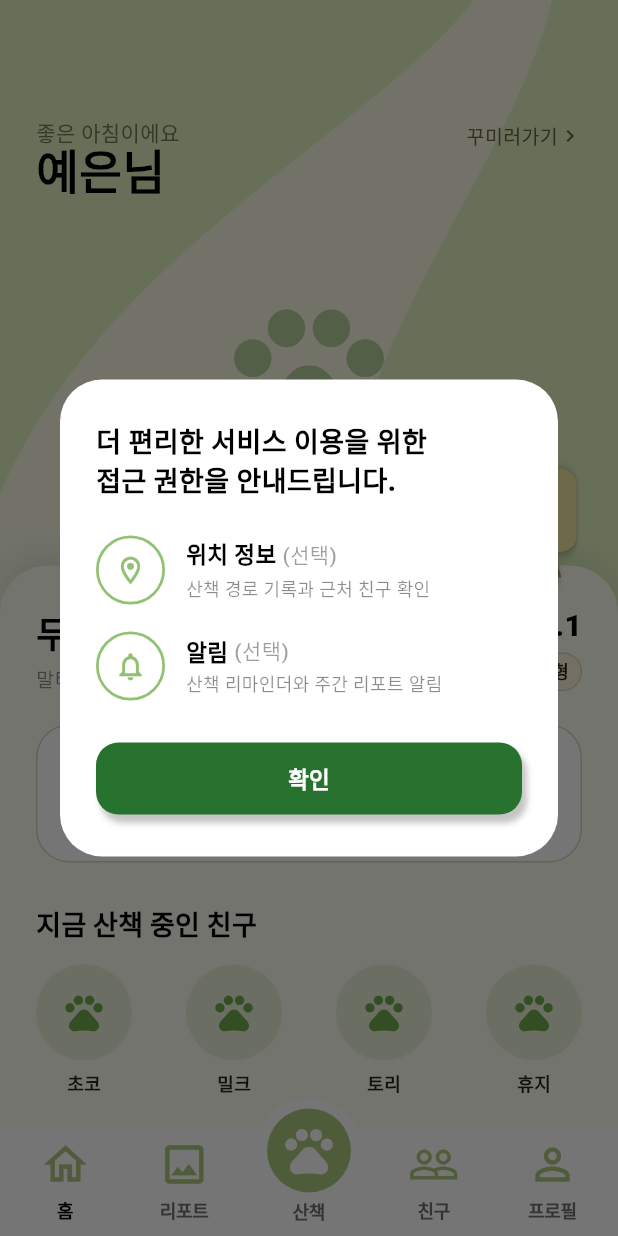
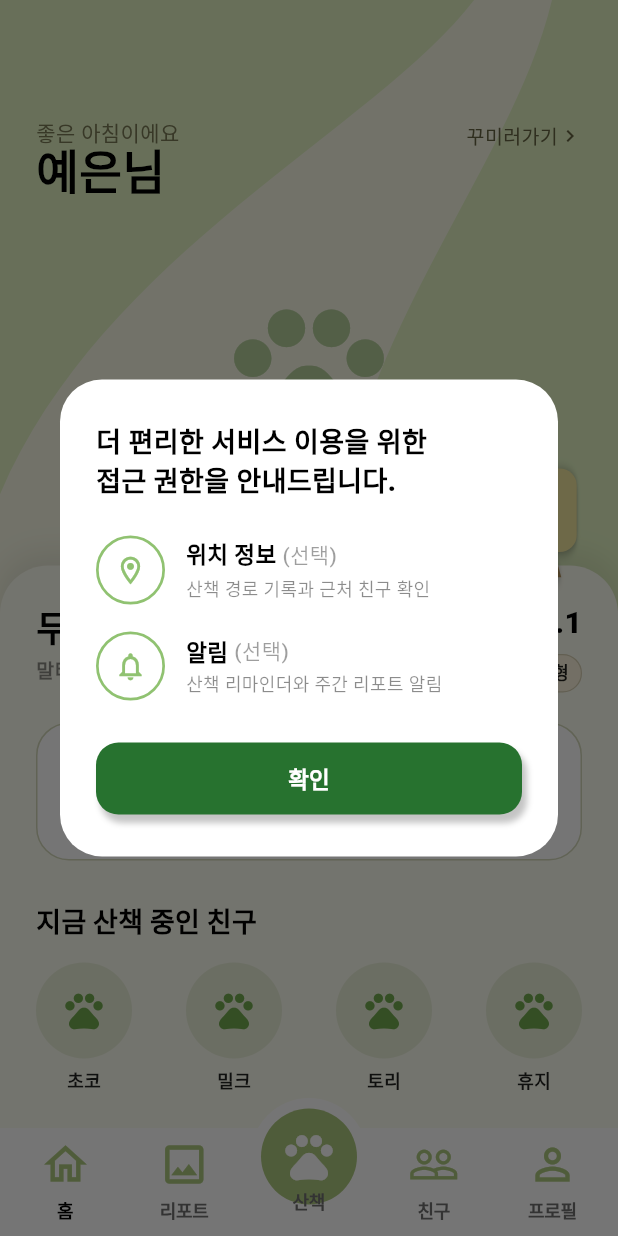
Before and after one commit to Hwaso-Potatoes/frontend, a Flutter app: the SignUpInfo3 screen opened directly with empty values, after a tap on "건너뛰기", on a phone screen of 412 x 824 dp. Run offline on Flutter 3.47's test engine with Material 3 defaults, Android fonts, the phone set to English and light mode, and no system bars; our stand-ins replace flutter_svg, google_fonts.

Commit message:
feat:소셜로그인 구현

```diff
--- a/walk_guide_frontend/lib/home.dart
+++ b/walk_guide_frontend/lib/home.dart
@@ -3,12 +3,13 @@ import 'package:flutter/material.dart';
 import 'package:flutter_svg/flutter_svg.dart';
 import 'package:google_fonts/google_fonts.dart';
 import 'widgets/custom_widgets.dart';
+import 'services/api_service.dart';
 
 const Color backgroundColor = Color(0xFFF8F9E5);
 const Color primaryGreen = Color(0xFF27722F);
 
 // -----------------------------------------------------------------------------
-// [백엔드 API 및 DB 스키마 매핑 모델]
+// [DB 스키마 매핑 모델]
 // -----------------------------------------------------------------------------
 
 class PetMissionItem {
@@ -99,7 +100,8 @@ class _HomeScreenState extends State<HomeScreen> {
   @override
   void initState() {
     super.initState();
-    _homeDataFuture = _fetchHomeData();
+    // 💡 ApiService에서 데이터 일원화하여 로드
+    _homeDataFuture = ApiService.getHomeDashboardData();
 
     if (widget.showPermissionDialog) {
       WidgetsBinding.instance.addPostFrameCallback((_) {
@@ -107,49 +109,6 @@ class _HomeScreenState extends State<HomeScreen> {
         _showPermissionDialog(context);
       });
     }
-  }
-
-  Future<HomeDashboardResponse> _fetchHomeData() async {
-    await Future.delayed(const Duration(milliseconds: 300));
-
-    return HomeDashboardResponse(
-      userName: '예은님',
-      petId: 1,
-      petName: '두부',
-      petBreed: '말티즈',
-      petAge: 2,
-      petLevel: 1,
-      petImageUrl: null,
-      petPersonalities: ['에너지형', '호기심형'],
-      targetDistance: 2.0,
-      currentDistance: 1.4,
-      walkingFriends: [
-        FriendDogDisplay(name: '초코'),
-        FriendDogDisplay(name: '밀크'),
-        FriendDogDisplay(name: '토리'),
-        FriendDogDisplay(name: '휴지'),
-      ],
-      dailyMissions: [
-        PetMissionItem(
-          id: 101,
-          missionId: 1,
-          title: '첫 산책 시작하기',
-          currentValue: 1,
-          requiredCount: 1,
-          rewardExperience: 10,
-          status: 'CLAIMED',
-        ),
-        PetMissionItem(
-          id: 102,
-          missionId: 2,
-          title: '새로운 친구 반려견 만나기',
-          currentValue: 0,
-          requiredCount: 2,
-          rewardExperience: 20,
-          status: 'IN_PROGRESS',
-        ),
-      ],
-    );
   }
 
   void _showPermissionDialog(BuildContext context) {
@@ -222,7 +181,7 @@ class _HomeScreenState extends State<HomeScreen> {
                               left: 24,
                               right: 24,
                               top: 24,
-                              bottom: 140,
+                              bottom: 140, // 💡 시트 스크롤 하단 색상 끊김 완전 방지
                             ),
                             child: Column(
                               crossAxisAlignment: CrossAxisAlignment.start,
@@ -249,7 +208,7 @@ class _HomeScreenState extends State<HomeScreen> {
                       ],
                     ),
 
-                    // 나무 이미지
+                    // 💡 피그마 시안 완벽 일치 나무 & 그림자
                     Positioned(
                       top: 270,
                       right: 20,
@@ -288,7 +247,7 @@ class _HomeScreenState extends State<HomeScreen> {
                 ),
               ),
 
-              // 하단 탭바
+              // 하단 고정 네비게이션 바
               Positioned(
                 left: 0,
                 right: 0,
@@ -302,6 +261,7 @@ class _HomeScreenState extends State<HomeScreen> {
     );
   }
 
+  // 상단 히어로 영역 (인사말 밀착 레이아웃)
   Widget _buildTopHeroSection(String userName, String? petImageUrl) {
     return SizedBox(
       width: double.infinity,
@@ -458,7 +418,6 @@ class _HomeScreenState extends State<HomeScreen> {
         Column(
           crossAxisAlignment: CrossAxisAlignment.start,
           children: [
-            const SizedBox(height: 4),
             Text(
               data.petName,
               style: GoogleFonts.notoSansKr(
@@ -467,12 +426,12 @@ class _HomeScreenState extends State<HomeScreen> {
                 color: Colors.black,
               ),
             ),
-            const SizedBox(height: 4),
+            const SizedBox(height: 2),
             Text(
               '${data.petBreed} · ${data.petAge}세',
               style: const TextStyle(
                 fontSize: 13,
-                fontWeight: FontWeight.w500,
+                fontWeight: FontWeight.w600,
                 color: Colors.black45,
               ),
             ),
@@ -481,7 +440,6 @@ class _HomeScreenState extends State<HomeScreen> {
         Column(
           crossAxisAlignment: CrossAxisAlignment.end,
           children: [
-            const SizedBox(height: 2),
             Text(
               'Lv.${data.petLevel}',
               style: const TextStyle(
@@ -490,7 +448,7 @@ class _HomeScreenState extends State<HomeScreen> {
                 color: Colors.black,
               ),
             ),
-            const SizedBox(height: 3),
+            const SizedBox(height: 6),
             Row(
               children: data.petPersonalities.map((trait) {
                 return Padding(
@@ -778,7 +736,7 @@ class _HomeScreenState extends State<HomeScreen> {
     );
   }
 
-  // 💡 [수정] 중앙 산책 탭의 글씨가 돔 위 최상단 레이어로 올라오도록 Stack 구조 수정
+  // 💡 [피그마 시안 완벽 일치 하단 탭바]
   Widget _buildBottomNavigationBar() {
     final isWalkSelected = _currentIndex == 2;
     return SizedBox(
@@ -787,7 +745,6 @@ class _HomeScreenState extends State<HomeScreen> {
         alignment: Alignment.bottomCenter,
         clipBehavior: Clip.none,
         children: [
-          // 1. 하단 바 본체
           Container(
             height: 72,
             width: double.infinity,
@@ -799,14 +756,14 @@ class _HomeScreenState extends State<HomeScreen> {
               children: [
                 _buildBottomNavItem(0, Icons.home_outlined, '홈'),
                 _buildBottomNavItem(1, Icons.insert_photo_outlined, '리포트'),
-                const SizedBox(width: 68), // 중앙 산책 버튼 자리
+                const SizedBox(width: 68),
                 _buildBottomNavItem(3, Icons.people_outline, '친구'),
                 _buildBottomNavItem(4, Icons.person_outline, '프로필'),
               ],
             ),
           ),
 
-          // 2. 중앙 돌출형 산책 탭 (원형 버튼 + '산책' 텍스트를 한 컴포넌트로 결합)
+          // 중앙 산책 탭 (원형 돔 + 글씨 가림 방지)
           Positioned(
             top: 2,
             child: GestureDetector(
@@ -815,10 +772,9 @@ class _HomeScreenState extends State<HomeScreen> {
               child: Column(
                 mainAxisSize: MainAxisSize.min,
                 children: [
-                  // 원형 돔 + 테두리
                   Container(
-                    width: 75,
-                    height: 70,
+                    width: 78,
+                    height: 78,
                     padding: const EdgeInsets.all(7),
                     decoration: const BoxDecoration(
                       color: Colors.white,
@@ -836,9 +792,8 @@ class _HomeScreenState extends State<HomeScreen> {
                       ),
                     ),
                   ),
-
                   Transform.translate(
-                    offset: const Offset(0, -3.5),
+                    offset: const Offset(0, -18),
                     child: Text(
                       '산책',
                       style: TextStyle(
@@ -862,7 +817,6 @@ class _HomeScreenState extends State<HomeScreen> {
     );
   }
 
-  // 일반 탭 아이템
   Widget _buildBottomNavItem(int index, IconData icon, String label) {
     final isSelected = _currentIndex == index;
     return GestureDetector(
--- a/walk_guide_frontend/lib/services/api_service.dart
+++ b/walk_guide_frontend/lib/services/api_service.dart
@@ -1,70 +1,245 @@
 import 'dart:convert';
 import 'package:http/http.dart' as http;
+import '../home.dart';
 
 class ApiService {
-  //실제 백엔드 서버 URL 입력
-  static const String baseUrl = 'https://your-api-domain.com/api';
+  // 1. 백엔드 팀 서버 도메인 주소로 변경
+  static const String baseUrl =
+      'http://10.0.2.2:8000'; // 예: https://api.yourdomain.com
 
-  // 1. 회원가입 API
+  // 2. 내일 백엔드 연결 시 false로만 바꾸면 실서버 API와 통신합니다.
+  static const bool useMockData = true;
+
+  // ---------------------------------------------------------------------------
+  // [홈 화면 종합 데이터 로드 API]
+  // GET api/users/:user_id/ + GET api/pets/:pet_id/ + GET api/friends/ + GET api/pets/:pet_id/missions/
+  // ---------------------------------------------------------------------------
+  static Future<HomeDashboardResponse> getHomeDashboardData({
+    String userId = '1',
+    int petId = 1,
+  }) async {
+    if (useMockData) {
+      await Future.delayed(const Duration(milliseconds: 300));
+      return HomeDashboardResponse(
+        userName: '예은님',
+        petId: petId,
+        petName: '두부',
+        petBreed: '말티즈',
+        petAge: 2,
+        petLevel: 1,
+        petImageUrl: null, // 서버 이미지 URL (null 시 기본 이미지)
+        petPersonalities: ['에너지형', '호기심형'],
+        targetDistance: 2.0,
+        currentDistance: 1.4,
+        walkingFriends: [
+          FriendDogDisplay(name: '초코'),
+          FriendDogDisplay(name: '밀크'),
+          FriendDogDisplay(name: '토리'),
+          FriendDogDisplay(name: '휴지'),
+        ],
+        dailyMissions: [
+          PetMissionItem(
+            id: 101,
+            missionId: 1,
+            title: '첫 산책 시작하기',
+            currentValue: 1,
+            requiredCount: 1,
+            rewardExperience: 10,
+            status: 'CLAIMED',
+          ),
+          PetMissionItem(
+            id: 102,
+            missionId: 2,
+            title: '새로운 친구 반려견 만나기',
+            currentValue: 0,
+            requiredCount: 2,
+            rewardExperience: 20,
+            status: 'IN_PROGRESS',
+          ),
+        ],
+      );
+    }
+
+    // 실서버 연동 시 실행되는 코드
+    try {
+      final userRes = await http.get(Uri.parse('$baseUrl/api/users/$userId/'));
+      final petRes = await http.get(Uri.parse('$baseUrl/api/pets/$petId/'));
+      final missionRes = await http.get(
+        Uri.parse('$baseUrl/api/pets/$petId/missions/?period=DAILY'),
+      );
+      final friendsRes = await http.get(Uri.parse('$baseUrl/api/friends/'));
+
+      final userData = jsonDecode(userRes.body);
+      final petData = jsonDecode(petRes.body);
+      final missionList = (jsonDecode(missionRes.body) as List)
+          .map((m) => PetMissionItem.fromJson(m))
+          .toList();
+      final friendList = (jsonDecode(friendsRes.body) as List)
+          .map(
+            (f) => FriendDogDisplay(
+              name: f['pet_name'],
+              profileImage: f['profile_image_url'],
+            ),
+          )
+          .toList();
+
+      return HomeDashboardResponse(
+        userName: userData['nickname'] ?? '보호자님',
+        petId: petData['id'] ?? petId,
+        petName: petData['name'] ?? '반려견',
+        petBreed: petData['breed'] ?? '견종',
+        petAge: petData['age'] ?? 1,
+        petLevel: petData['level'] ?? 1,
+        petImageUrl: petData['profile_image'],
+        petPersonalities: List<String>.from(
+          petData['personalities'] ?? ['에너지형'],
+        ),
+        targetDistance: (petData['target_distance'] ?? 2.0).toDouble(),
+        currentDistance: (petData['current_distance'] ?? 0.0).toDouble(),
+        walkingFriends: friendList,
+        dailyMissions: missionList,
+      );
+    } catch (e) {
+      throw Exception('홈 데이터 로드 실패: $e');
+    }
+  }
+
+  // [1. 일반 로그인] POST api/users/login/
+  static Future<Map<String, dynamic>> login(
+    String email,
+    String password,
+  ) async {
+    if (useMockData) {
+      await Future.delayed(const Duration(milliseconds: 300));
+      return {
+        'success': true,
+        'user_id': '1',
+        'access': 'mock_access_token',
+        'refresh': 'mock_refresh_token',
+        'message': '로그인 성공!',
+      };
+    }
+
+    try {
+      final response = await http.post(
+        Uri.parse('$baseUrl/api/users/login/'),
+        headers: {'Content-Type': 'application/json'},
+        body: jsonEncode({'email': email, 'password': password}),
+      );
+
+      final data = jsonDecode(response.body);
+      if (response.statusCode == 200 || response.statusCode == 201) {
+        return {
+          'success': true,
+          'user_id': data['user_id']?.toString(),
+          'access': data['access'],
+          'refresh': data['refresh'],
+        };
+      } else {
+        return {
+          'success': false,
+          'message': data['message'] ?? '이메일 또는 비밀번호를 확인해주세요.',
+        };
+      }
+    } catch (e) {
+      return {'success': false, 'message': '서버 연결 실패'};
+    }
+  }
+
+  // [2. 소셜 로그인] POST api/users/socaillogin
+  static Future<Map<String, dynamic>> socialLogin(String provider) async {
+    if (useMockData) {
+      await Future.delayed(const Duration(milliseconds: 300));
+      return {
+        'success': true,
+        'user_id': '1',
+        'is_new_user': false,
+        'access': 'mock_access_token',
+        'refresh': 'mock_refresh_token',
+        'message': '$provider 소셜 로그인 성공!',
+      };
+    }
+
+    try {
+      final response = await http.post(
+        Uri.parse('$baseUrl/api/users/socaillogin'),
+        headers: {'Content-Type': 'application/json'},
+        body: jsonEncode({'provider': provider}),
+      );
+
+      final data = jsonDecode(response.body);
+      if (response.statusCode == 200 || response.statusCode == 201) {
+        return {
+          'success': true,
+          'user_id': data['user_id']?.toString(),
+          'is_new_user': data['is_new_user'] ?? false,
+          'access': data['access'],
+          'refresh': data['refresh'],
+        };
+      } else {
+        return {'success': false, 'message': data['message'] ?? '소셜 로그인 실패'};
+      }
+    } catch (e) {
+      return {'success': false, 'message': '서버 연결 실패'};
+    }
+  }
+
+  // [3. 회원가입] POST api/users/register/
   static Future<Map<String, dynamic>> signUp(
     String email,
     String password,
     String phone,
   ) async {
-    //[MOCK 테스트용]
-    await Future.delayed(const Duration(milliseconds: 300));
-    return {'success': true, 'user_id': '1', 'message': '회원가입이 완료되었습니다.'};
+    if (useMockData) {
+      await Future.delayed(const Duration(milliseconds: 300));
+      return {'success': true, 'user_id': '1', 'message': '회원가입이 완료되었습니다.'};
+    }
 
-    /*
     try {
       final response = await http.post(
-        Uri.parse('$baseUrl/signup'),
+        Uri.parse('$baseUrl/api/users/register/'),
         headers: {'Content-Type': 'application/json'},
-        body: jsonEncode({'email': email, 'password': password, 'phone': phone}),
+        body: jsonEncode({
+          'email': email,
+          'password': password,
+          'phone': phone,
+        }),
       );
 
+      final data = jsonDecode(response.body);
       if (response.statusCode == 200 || response.statusCode == 201) {
-        return jsonDecode(response.body) as Map<String, dynamic>;
-      } else {
-        final body = jsonDecode(response.body);
-        return {'success': false, 'message': body['message'] ?? '회원가입에 실패했습니다.'};
+        return {'success': true, 'user_id': data['id']?.toString()};
       }
+      return {'success': false, 'message': data['message'] ?? '회원가입 실패'};
     } catch (e) {
-      return {'success': false, 'message': '서버 연결에 실패했습니다.'};
+      return {'success': false, 'message': '서버 연결 실패'};
     }
-    */
   }
 
-  // 2. 유저 프로필 수정 (PATCH /users/:user_id/)
+  // [4. 유저 프로필 수정] PATCH api/users/:user_id/
   static Future<Map<String, dynamic>> updateUserProfile(
     String userId,
     String nickname,
   ) async {
-    //[MOCK 테스트용]
-    await Future.delayed(const Duration(milliseconds: 300));
-    return {'success': true, 'message': '프로필 업데이트 완료!'};
+    if (useMockData) {
+      await Future.delayed(const Duration(milliseconds: 300));
+      return {'success': true, 'message': '프로필 업데이트 완료!'};
+    }
 
-    /*
     try {
       final response = await http.patch(
-        Uri.parse('$baseUrl/users/$userId/'),
+        Uri.parse('$baseUrl/api/users/$userId/'),
         headers: {'Content-Type': 'application/json'},
         body: jsonEncode({'nickname': nickname}),
       );
 
-      if (response.statusCode == 200) {
-        return {'success': true, 'message': '프로필이 업데이트되었습니다.'};
-      } else {
-        final body = jsonDecode(response.body);
-        return {'success': false, 'message': body['message'] ?? '프로필 수정에 실패했습니다.'};
-      }
+      return {'success': response.statusCode == 200};
     } catch (e) {
-      return {'success': false, 'message': '서버 연결에 실패했습니다.'};
+      return {'success': false, 'message': '서버 연결 실패'};
     }
-    */
   }
 
-  // 3. 반려견 등록 (POST /pets/)
+  // [5. 반려견 등록] POST api/pets/
   static Future<Map<String, dynamic>> registerPet({
     required String userId,
     required String name,
@@ -72,14 +247,14 @@ class ApiService {
     required String birthDate,
     String? profileImage,
   }) async {
-    //[MOCK 테스트용]
-    await Future.delayed(const Duration(milliseconds: 300));
-    return {'success': true, 'message': '반려견 등록 완료!'};
+    if (useMockData) {
+      await Future.delayed(const Duration(milliseconds: 300));
+      return {'success': true, 'message': '반려견 등록 완료!'};
+    }
 
-    /*
     try {
       final response = await http.post(
-        Uri.parse('$baseUrl/pets/'),
+        Uri.parse('$baseUrl/api/pets/'),
         headers: {'Content-Type': 'application/json'},
         body: jsonEncode({
           'user': userId,
@@ -90,60 +265,27 @@ class ApiService {
         }),
       );
 
-      if (response.statusCode == 200 || response.statusCode == 201) {
-        return {'success': true, 'message': '반려견이 등록되었습니다.'};
-      } else {
-        final body = jsonDecode(response.body);
-        return {'success': false, 'message': body['message'] ?? '반려견 등록에 실패했습니다.'};
-      }
+      return {
+        'success': response.statusCode == 200 || response.statusCode == 201,
+      };
     } catch (e) {
-      return {'success': false, 'message': '서버 연결에 실패했습니다.'};
+      return {'success': false, 'message': '서버 연결 실패'};
     }
-    */
   }
 
-  // 4. 로그인 API
-  static Future<Map<String, dynamic>> login(
-    String email,
-    String password,
-  ) async {
-    //[MOCK 테스트용]
-    await Future.delayed(const Duration(milliseconds: 300));
-    return {'success': true, 'user_id': '1', 'message': '로그인 성공!'};
-
-    /*
-    try {
-      final response = await http.post(
-        Uri.parse('$baseUrl/login'),
-        headers: {'Content-Type': 'application/json'},
-        body: jsonEncode({'email': email, 'password': password}),
-      );
-
-      if (response.statusCode == 200) {
-        return jsonDecode(response.body) as Map<String, dynamic>;
-      } else {
-        final body = jsonDecode(response.body);
-        return {'success': false, 'message': body['message'] ?? '로그인에 실패했습니다.'};
-      }
-    } catch (e) {
-      return {'success': false, 'message': '서버 연결에 실패했습니다.'};
-    }
-    */
-  }
-
-  // 5. 비밀번호 재설정 API
+  // [6. 비밀번호 재설정] POST api/users/password/reset/
   static Future<Map<String, dynamic>> resetPassword(
     String currentPassword,
     String newPassword,
   ) async {
-    //[MOCK 테스트용]
-    await Future.delayed(const Duration(milliseconds: 300));
-    return {'success': true, 'message': '비밀번호가 성공적으로 변경되었습니다.'};
+    if (useMockData) {
+      await Future.delayed(const Duration(milliseconds: 300));
+      return {'success': true, 'message': '비밀번호가 성공적으로 변경되었습니다.'};
+    }
 
-    /*
     try {
       final response = await http.post(
-        Uri.parse('$baseUrl/reset-password'),
+        Uri.parse('$baseUrl/api/users/password/reset/'),
         headers: {'Content-Type': 'application/json'},
         body: jsonEncode({
           'current_password': currentPassword,
@@ -151,15 +293,9 @@ class ApiService {
         }),
       );
 
-      if (response.statusCode == 200) {
-        return jsonDecode(response.body) as Map<String, dynamic>;
-      } else {
-        final body = jsonDecode(response.body);
-        return {'success': false, 'message': body['message'] ?? '비밀번호 변경에 실패했습니다.'};
-      }
+      return {'success': response.statusCode == 200};
     } catch (e) {
-      return {'success': false, 'message': '서버 연결에 실패했습니다.'};
+      return {'success': false, 'message': '서버 연결 실패'};
     }
-    */
   }
 }
```
Also changed, not shown: walk_guide_frontend/lib/login.dart (+53 -4 lines).
